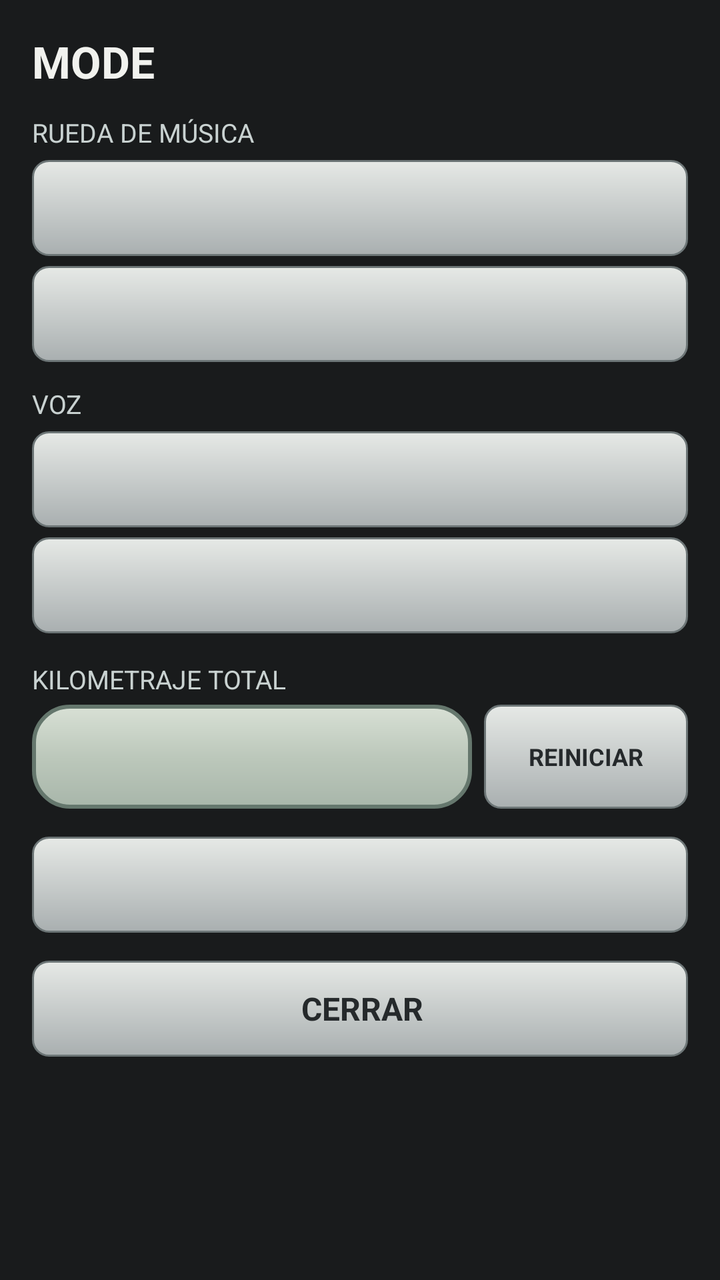
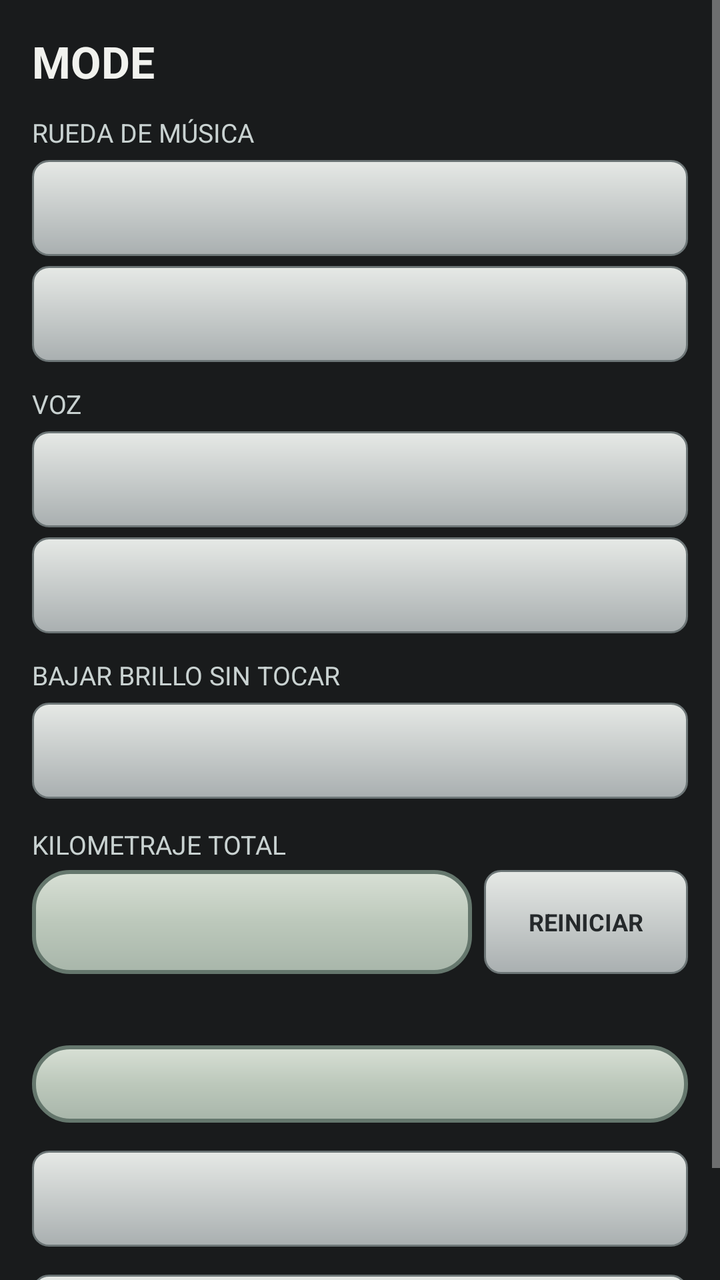

An Android layout rendered at two revisions. The XML below is the earlier revision; the diff shows what the commit changed to produce the second picture.
<!-- AndroidManifest.xml: application theme android:Theme.Material.NoActionBar -->
<!-- res/layout/dialog_mode.xml -->
<?xml version="1.0" encoding="utf-8"?>
<ScrollView xmlns:android="http://schemas.android.com/apk/res/android"
    android:layout_width="match_parent"
    android:layout_height="wrap_content"
    android:background="@color/watch_case"
    android:fillViewport="true">

    <LinearLayout
        android:layout_width="match_parent"
        android:layout_height="wrap_content"
        android:orientation="vertical"
        android:padding="16dp">

        <TextView
            android:layout_width="match_parent"
            android:layout_height="wrap_content"
            android:text="@string/menu_icon"
            android:textColor="#F1F2EE"
            android:textSize="22sp"
            android:textStyle="bold" />

        <TextView
            android:layout_width="match_parent"
            android:layout_height="wrap_content"
            android:layout_marginTop="12dp"
            android:text="@string/mode_wheel_label"
            android:textColor="#C9D2D1"
            android:textSize="13sp" />

        <TextView android:id="@+id/mode_wheel_phone" style="@style/ModeChoice" />
        <TextView android:id="@+id/mode_wheel_motorola" style="@style/ModeChoice" />

        <TextView
            android:layout_width="match_parent"
            android:layout_height="wrap_content"
            android:layout_marginTop="12dp"
            android:text="@string/mode_voice_label"
            android:textColor="#C9D2D1"
            android:textSize="13sp" />

        <TextView android:id="@+id/mode_voice_phone" style="@style/ModeChoice" />
        <TextView android:id="@+id/mode_voice_motorola" style="@style/ModeChoice" />

        <TextView
            android:layout_width="match_parent"
            android:layout_height="wrap_content"
            android:layout_marginTop="14dp"
            android:text="@string/mode_odometer_label"
            android:textColor="#C9D2D1"
            android:textSize="13sp" />

        <LinearLayout
            android:layout_width="match_parent"
            android:layout_height="52dp"
            android:layout_marginTop="4dp"
            android:orientation="horizontal">

            <TextView
                android:id="@+id/mode_odometer"
                android:layout_width="0dp"
                android:layout_height="match_parent"
                android:layout_weight="1"
                android:background="@drawable/info_panel_day"
                android:gravity="center"
                android:textColor="@color/lcd_day_ink"
                android:textSize="23sp"
                android:textStyle="bold" />

            <TextView
                android:id="@+id/mode_reset"
                android:layout_width="102dp"
                android:layout_height="match_parent"
                android:layout_marginStart="6dp"
                android:background="@drawable/mode_choice"
                android:gravity="center"
                android:text="@string/mode_odometer_reset"
                android:textColor="@color/silver_ink"
                android:textSize="12sp"
                android:textStyle="bold" />
        </LinearLayout>

        <TextView android:id="@+id/mode_find" style="@style/ModeChoice"
            android:layout_marginTop="14dp" />

        <TextView
            android:id="@+id/mode_close"
            style="@style/ModeChoice"
            android:layout_marginTop="14dp"
            android:gravity="center"
            android:text="@string/mode_close" />
    </LinearLayout>
</ScrollView>
<!-- resources referenced by this layout -->
<resources>
  <color name="lcd_day_ink">#26332F</color>
  <color name="silver_ink">#25292B</color>
  <color name="watch_case">#191B1C</color>
  <!-- drawable info_panel_day (drawable) -->
  <?xml version="1.0" encoding="utf-8"?>
  <shape xmlns:android="http://schemas.android.com/apk/res/android">
      <gradient android:angle="270" android:startColor="#D8E0D5" android:centerColor="#BCC8BB" android:endColor="#A8B6AA" />
      <stroke android:width="2dp" android:color="#65776D" />
      <corners android:radius="18dp" />
  </shape>
  <!-- drawable mode_choice (drawable) -->
  <?xml version="1.0" encoding="utf-8"?>
  <shape xmlns:android="http://schemas.android.com/apk/res/android">
      <gradient android:angle="270" android:startColor="#E6E9E6" android:endColor="#A9AFB0" />
      <stroke android:width="1dp" android:color="#6C7576" />
      <corners android:radius="8dp" />
  </shape>
  <string name="menu_icon">MODE</string>
  <string name="mode_close">CERRAR</string>
  <string name="mode_odometer_label">KILOMETRAJE TOTAL</string>
  <string name="mode_odometer_reset">REINICIAR</string>
  <string name="mode_voice_label">VOZ</string>
  <string name="mode_wheel_label">RUEDA DE MÚSICA</string>
  <style name="ModeChoice">
          <item name="android:layout_width">match_parent</item>
          <item name="android:layout_height">48dp</item>
          <item name="android:layout_marginTop">5dp</item>
          <item name="android:background">@drawable/mode_choice</item>
          <item name="android:gravity">center_vertical</item>
          <item name="android:paddingStart">12dp</item>
          <item name="android:paddingEnd">10dp</item>
          <item name="android:textColor">@color/silver_ink</item>
          <item name="android:textSize">16sp</item>
          <item name="android:textStyle">bold</item>
      </style>
</resources>

<!-- the commit's change to res/layout/dialog_mode.xml (unified diff, before → after) -->
@@ -44,6 +44,16 @@
         <TextView
             android:layout_width="match_parent"
             android:layout_height="wrap_content"
+            android:layout_marginTop="12dp"
+            android:text="@string/mode_dim_label"
+            android:textColor="#C9D2D1"
+            android:textSize="13sp" />
+
+        <TextView android:id="@+id/mode_dim" style="@style/ModeChoice" />
+
+        <TextView
+            android:layout_width="match_parent"
+            android:layout_height="wrap_content"
             android:layout_marginTop="14dp"
             android:text="@string/mode_odometer_label"
             android:textColor="#C9D2D1"
@@ -79,6 +89,27 @@
                 android:textStyle="bold" />
         </LinearLayout>
 
+        <TextView
+            android:id="@+id/mode_ride_label"
+            android:layout_width="match_parent"
+            android:layout_height="wrap_content"
+            android:layout_marginTop="14dp"
+            android:textColor="#C9D2D1"
+            android:textSize="13sp" />
+
+        <TextView
+            android:id="@+id/mode_ride"
+            android:layout_width="match_parent"
+            android:layout_height="wrap_content"
+            android:layout_marginTop="4dp"
+            android:background="@drawable/info_panel_day"
+            android:gravity="center"
+            android:lineSpacingExtra="4dp"
+            android:padding="8dp"
+            android:textColor="@color/lcd_day_ink"
+            android:textSize="17sp"
+            android:textStyle="bold" />
+
         <TextView android:id="@+id/mode_find" style="@style/ModeChoice"
             android:layout_marginTop="14dp" />
 
<!-- resource entries referenced after the edit -->
@@ -19,6 +19,7 @@
   </shape>
   <string name="menu_icon">MODE</string>
   <string name="mode_close">CERRAR</string>
+  <string name="mode_dim_label">BAJAR BRILLO SIN TOCAR</string>
   <string name="mode_odometer_label">KILOMETRAJE TOTAL</string>
   <string name="mode_odometer_reset">REINICIAR</string>
   <string name="mode_voice_label">VOZ</string>
